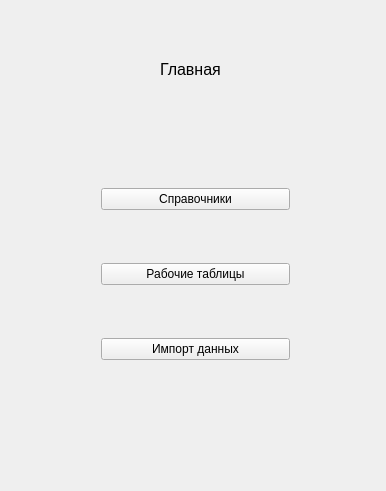
The window that ElectronicJournal/mainform.ui (MariyaMari/myJournal) describes before a commit, drawn with Qt 5.
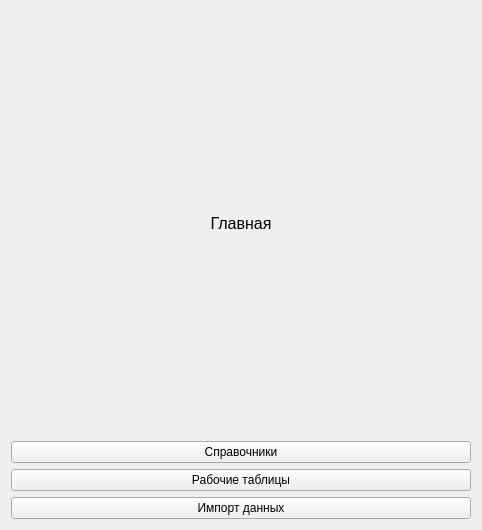
The same window after the commit.

Diff of the .ui file:
```diff
--- a/ElectronicJournal/mainform.ui
+++ b/ElectronicJournal/mainform.ui
@@ -1,28 +1,35 @@
 <?xml version="1.0" encoding="UTF-8"?>
 <ui version="4.0">
  <class>MainForm</class>
- <widget class="QMainWindow" name="MainForm">
+ <widget class="QWidget" name="MainForm">
   <property name="geometry">
    <rect>
     <x>0</x>
     <y>0</y>
-    <width>386</width>
-    <height>491</height>
+    <width>482</width>
+    <height>530</height>
    </rect>
   </property>
   <property name="windowTitle">
    <string>MainForm</string>
   </property>
-  <widget class="QWidget" name="centralWidget">
-   <widget class="QWidget" name="verticalLayoutWidget">
-    <property name="geometry">
-     <rect>
-      <x>90</x>
-      <y>130</y>
-      <width>211</width>
-      <height>291</height>
-     </rect>
-    </property>
+  <layout class="QVBoxLayout" name="verticalLayout_3">
+   <item>
+    <widget class="QLabel" name="label">
+     <property name="font">
+      <font>
+       <pointsize>12</pointsize>
+      </font>
+     </property>
+     <property name="text">
+      <string>Главная</string>
+     </property>
+     <property name="alignment">
+      <set>Qt::AlignCenter</set>
+     </property>
+    </widget>
+   </item>
+   <item>
     <layout class="QVBoxLayout" name="verticalLayout">
      <item>
       <widget class="QPushButton" name="pushButton">
@@ -46,28 +53,9 @@
       </widget>
      </item>
     </layout>
-   </widget>
-   <widget class="QLabel" name="label">
-    <property name="geometry">
-     <rect>
-      <x>160</x>
-      <y>60</y>
-      <width>91</width>
-      <height>19</height>
-     </rect>
-    </property>
-    <property name="font">
-     <font>
-      <pointsize>12</pointsize>
-     </font>
-    </property>
-    <property name="text">
-     <string>Главная</string>
-    </property>
-   </widget>
-  </widget>
+   </item>
+  </layout>
  </widget>
- <layoutdefault spacing="6" margin="11"/>
  <resources/>
  <connections/>
 </ui>
```
Left out of the diff: 4 changed lines with no effect on the pictures.
